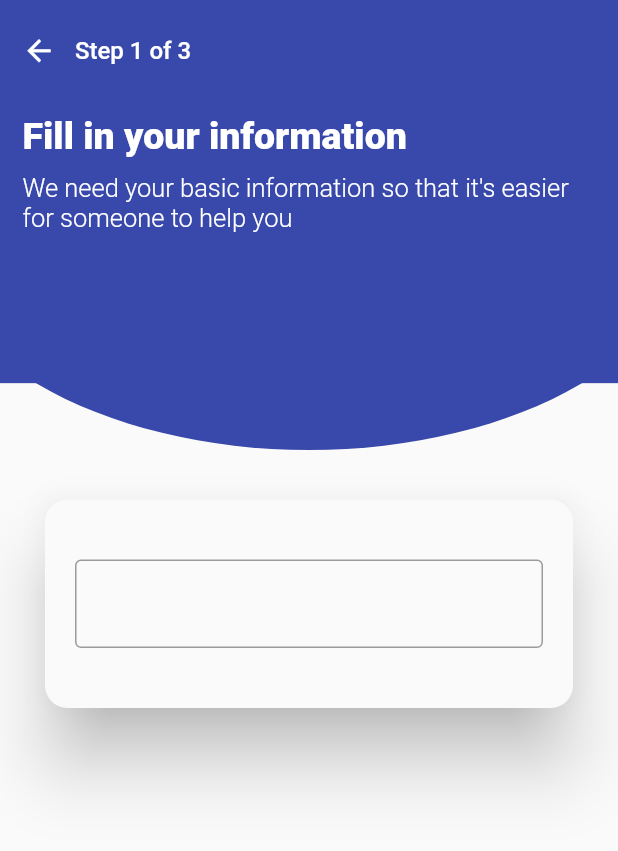
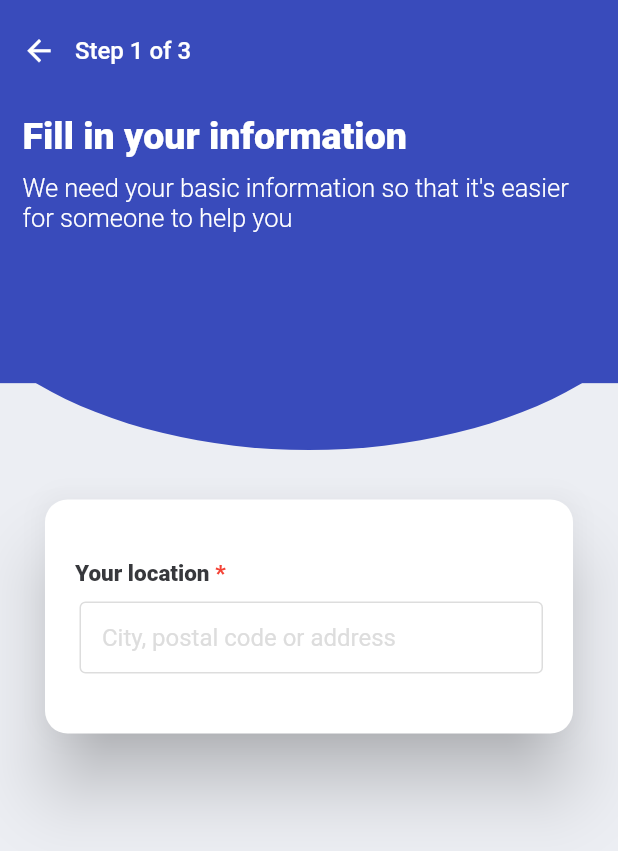
Before and after one commit to codekrafter/covid19-neighborhood-help, a Flutter app: the RequestPart1 screen opened directly, on a phone screen of 412 x 824 dp. Shown: the top 851 px of the screen. Run offline on Flutter 3.47's test engine with Material 2 defaults, Android fonts, the phone set to English and light mode, and no system bars; our stand-ins replace flutter_svg; missing offline and left inert: flag.

Commit message:
Added Custom Textfield

```diff
--- a/lib/request/part1.dart
+++ b/lib/request/part1.dart
@@ -1,6 +1,7 @@
 import 'package:flutter/material.dart';
 import 'package:provider/provider.dart';
 import 'package:neighborhood_help/styles.dart' as styles;
+import 'package:neighborhood_help/textfield.dart';
 
 import 'requestBg.dart';
 import 'request.dart';
@@ -74,6 +75,7 @@ class RequestPart1 extends StatelessWidget {
                     padding: EdgeInsets.symmetric(vertical: 150, horizontal: 30),
                     child: Center(
                       child: Material(
+                        color: Colors.white,
                         elevation: 20,
                         borderRadius: BorderRadius.circular(15),
                         child: ListView(
@@ -81,11 +83,16 @@ class RequestPart1 extends StatelessWidget {
                           physics: NeverScrollableScrollPhysics(),
                           shrinkWrap: true,
                           children: [
-                            TextField(
+                            /*TextField(
                               decoration: InputDecoration(
                                 border: OutlineInputBorder(),
                               ),
-                            )
+                            )*/
+                            CustomTextField(
+                              name: 'Your location',
+                              placeholder: 'City, postal code or address',
+                              isRequired: true,
+                            ),
                           ],
                         ),
                       ),
--- a/lib/request/request.dart
+++ b/lib/request/request.dart
@@ -14,7 +14,7 @@ class RequestModel extends ChangeNotifier {
     RequestIntro(),
     RequestPart1(),
     RequestPart2(),
-    RequestPart3()
+    RequestPart3(),
   ];
 
   Widget getCurrentPart() => _currentPart;
--- a/lib/request/requestBg.dart
+++ b/lib/request/requestBg.dart
@@ -19,8 +19,10 @@ class RequestBackground extends StatelessWidget {
       right: 0,
       child: Center(
         child: CustomPaint(
-          child: Container(),
-          painter: RequestBackgroundPainter(context),
+          child: Container(
+            color: styles.backgroundWhite
+          ),
+          foregroundPainter: RequestBackgroundPainter(context),
         ),
       ),
     );
--- a/lib/styles.dart
+++ b/lib/styles.dart
@@ -8,12 +8,18 @@ TextStyle get homeOptionStyle => TextStyle(
   fontSize: 22
 );
 
-Color get requestBlue => Colors.indigo[600];
+Color get whiteBackgroundColor => Color(0xFFECEEF3);
 
-Color get introGrey => Colors.grey[800];
+Color get requestBlue => Color(0xFF394BBB);
+
+Color get darkTextColor => Color(0xFF37383C);
+
+Color get backgroundWhite => Color(0xFFECEEF3);
+
+Color get inputBorderColor => Color(0xFFDDDDDD);
 
 TextStyle get introTextStyle => TextStyle(
-  color: introGrey,
+  color: darkTextColor,
   fontSize: 18.5
 );
 
@@ -38,3 +44,15 @@ TextStyle get titleStyle => TextStyle(
   fontWeight: FontWeight.w900,
   fontSize: 25,
 );
+
+TextStyle get textFieldNameStyle => TextStyle(
+  color: darkTextColor,
+  fontWeight: FontWeight.w800,
+  fontSize: 15
+);
+
+TextStyle get requiredMarkStyle => TextStyle(
+  color: Colors.red,
+  fontWeight: FontWeight.w800,
+  fontSize: 15
+);
--- /dev/null
+++ b/lib/textfield.dart
@@ -0,0 +1,43 @@
+import 'package:flutter/material.dart';
+
+import 'styles.dart' as styles;
+
+class CustomTextField extends StatelessWidget {
+  const CustomTextField(
+      {@required this.placeholder, @required this.name, this.isRequired = false, Key key})
+      : assert(placeholder != null),
+        assert(name != null),
+        super(key: key);
+
+  final String placeholder;
+  final String name;
+  final bool isRequired;
+
+  @override
+  Widget build(BuildContext context) {
+    final normalBorder = OutlineInputBorder(borderSide: BorderSide(color: styles.inputBorderColor));
+
+    return Column(
+      crossAxisAlignment: CrossAxisAlignment.start,
+      children: [
+        RichText(
+          text: TextSpan(text: name, style: styles.textFieldNameStyle, children: [
+            if (isRequired) TextSpan(text: ' *', style: styles.requiredMarkStyle),
+          ]),
+        ),
+        SizedBox(height: 10),
+        Padding(
+          padding: const EdgeInsets.only(left: 3),
+          child: TextField(
+            decoration: InputDecoration(
+                border: normalBorder,
+                enabledBorder: normalBorder,
+                hintText: placeholder,
+                hintStyle: TextStyle(color: styles.inputBorderColor),
+                contentPadding: EdgeInsets.fromLTRB(15, 3, 3, 3)),
+          ),
+        ),
+      ],
+    );
+  }
+}
--- a/pubspec.yaml
+++ b/pubspec.yaml
@@ -14,7 +14,7 @@ description: A new Flutter project.
 version: 1.0.0+1
 
 environment:
-  sdk: ">=2.1.0 <3.0.0"
+  sdk: ">=2.3.0 <3.0.0"
 
 dependencies:
   flutter:
```
Also changed, not shown: lib/home.dart (+23 -6 lines), lib/request/intro.dart (+52 -25 lines), assets/home/volunteer.svg (added), assets/how_it_works_placeholder.png (added).
